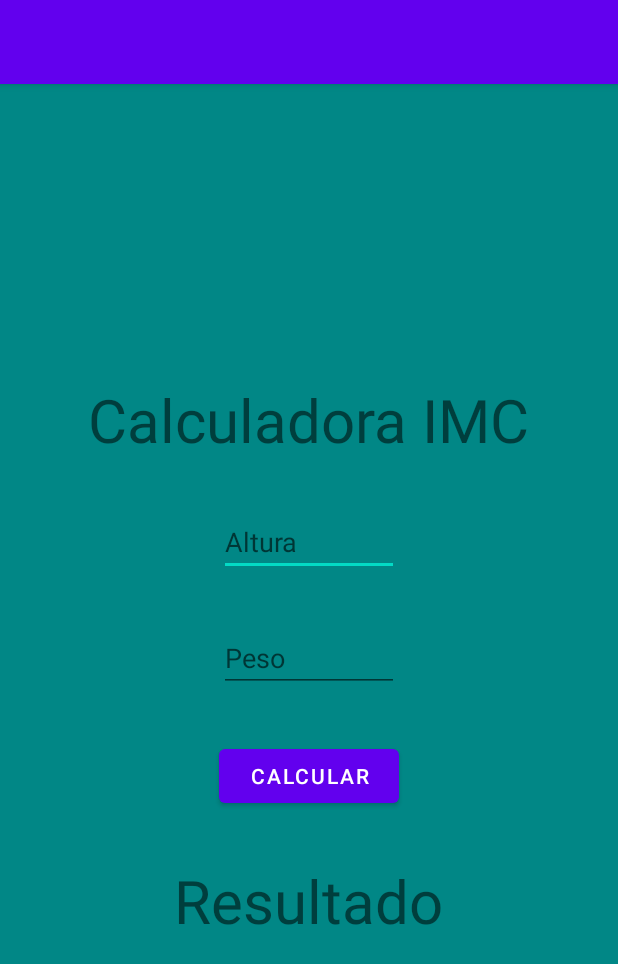
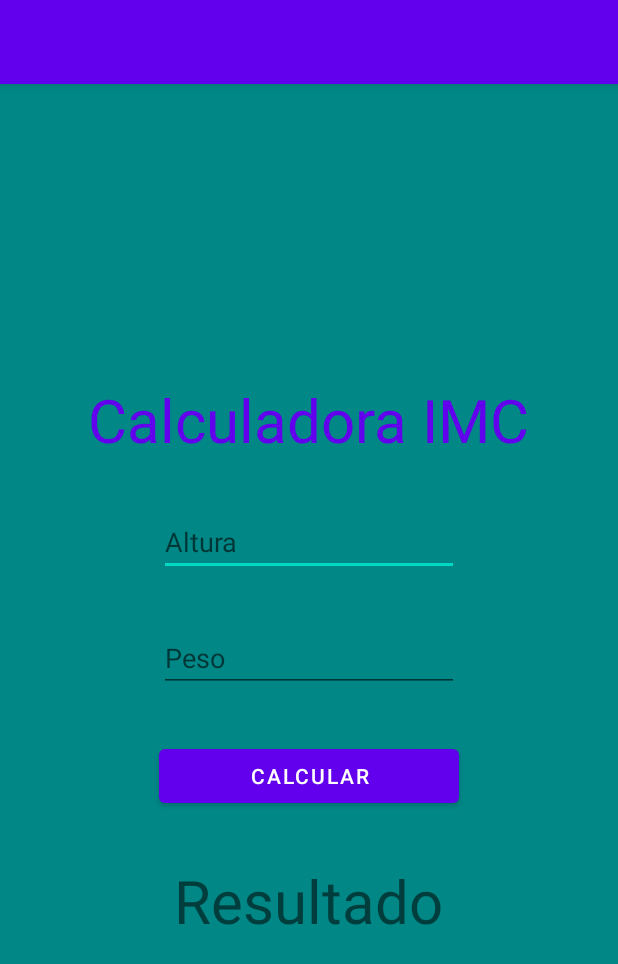
Before and after one commit to Danilomunhe/CalculadoraImc, an Android app: the screen it shows after launch (MainActivity), on a phone screen of 412 x 824 dp. Shown: the top 964 px of the screen. Run offline under Robolectric (Android 15) with nearby library versions, the phone set to English and light mode, and no system bars.

Commit message:
Calculado de Imc feita em Kotlin

```diff
--- a/app/src/main/res/layout/activity_main.xml
+++ b/app/src/main/res/layout/activity_main.xml
@@ -16,11 +16,11 @@
         android:layout_height="wrap_content"
         android:text="Calculadora IMC"
         android:textSize="40dp"
-
+        android:textColor="@color/purple_500"
          />
     <EditText
         android:id="@+id/altura"
-        android:layout_width="120dp"
+        android:layout_width="200dp"
         android:layout_height="wrap_content"
         android:hint="Altura"
         android:inputType="numberDecimal"
@@ -28,7 +28,7 @@
         />
     <EditText
         android:id="@+id/peso"
-        android:layout_width="120dp"
+        android:layout_width="200dp"
         android:layout_height="wrap_content"
         android:hint="Peso"
         android:inputType="numberDecimal"
@@ -36,7 +36,7 @@
         />
     <Button
         android:id="@+id/calcular"
-        android:layout_width="120dp"
+        android:layout_width="200dp"
         android:layout_height="wrap_content"
         android:text="Calcular"
         android:layout_marginTop="32dp"
```
